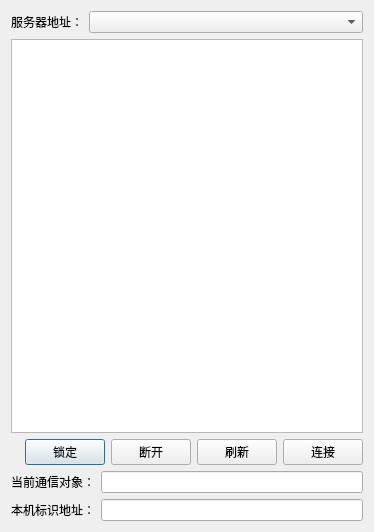
taynpg/relayFile, file Gui/Control/ConnectorControl.ui: the form before one commit.
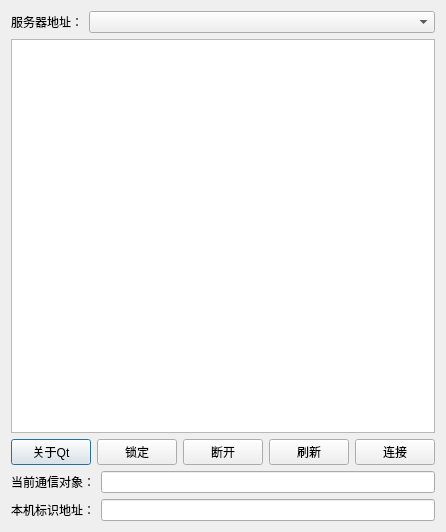
The form after the commit.

```diff
--- a/Gui/Control/ConnectorControl.ui
+++ b/Gui/Control/ConnectorControl.ui
@@ -40,6 +40,13 @@
    </item>
    <item>
     <layout class="QHBoxLayout" name="horizontalLayout_2">
+     <item>
+      <widget class="QPushButton" name="btnAboutQt">
+       <property name="text">
+        <string>关于Qt</string>
+       </property>
+      </widget>
+     </item>
      <item>
       <spacer name="horizontalSpacer">
        <property name="orientation">
```
